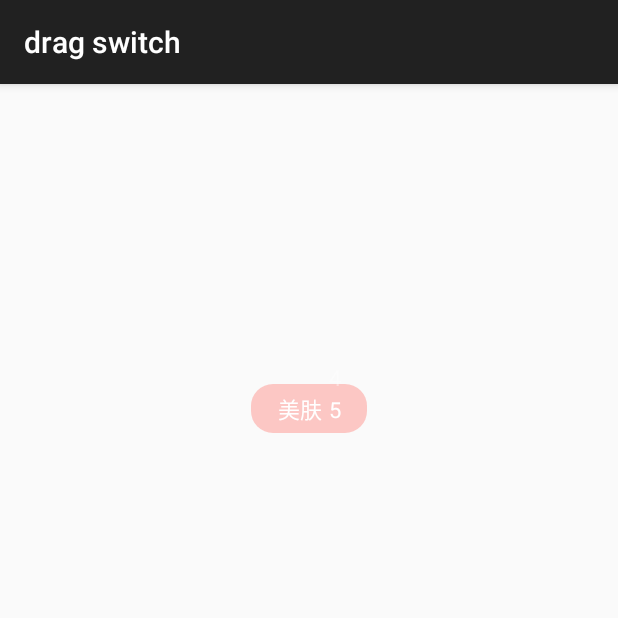
After one commit to pinguo-hexiaogang/Tint, an Android app: the DragSwitchActivity screen opened directly, with no data from a screen before it, on a phone screen of 412 x 824 dp, the top half of it. The commit adds this screen. Run offline under Robolectric (Android 15) with nearby library versions, the phone set to English and light mode, and no system bars; our stand-ins replace ButterKnife; libraries missing offline, so code that uses them is left out: com.orhanobut.logger; 1 statement that could not run was skipped.

Commit message:
drag widget

```diff
--- /dev/null
+++ b/app/src/main/java/com/okry/newstuff/ui/DragSwitchActivity.java
@@ -0,0 +1,22 @@
+package com.okry.newstuff.ui;
+
+import android.os.Bundle;
+import android.support.v7.app.AppCompatActivity;
+
+import com.okry.newstuff.R;
+
+import butterknife.ButterKnife;
+import butterknife.InjectView;
+
+public class DragSwitchActivity extends AppCompatActivity {
+    @InjectView(R.id.drag_view)
+    DragSwitchView mDragView;
+
+    @Override
+    protected void onCreate(Bundle savedInstanceState) {
+        super.onCreate(savedInstanceState);
+        setContentView(R.layout.activity_drag_switch);
+        ButterKnife.inject(this);
+        mDragView.setCurrentIndex(5);
+    }
+}
--- /dev/null
+++ b/app/src/main/java/com/okry/newstuff/ui/DragSwitchView.java
@@ -0,0 +1,270 @@
+package com.okry.newstuff.ui;
+
+import android.annotation.TargetApi;
+import android.content.Context;
+import android.graphics.Canvas;
+import android.graphics.Paint;
+import android.graphics.Point;
+import android.graphics.Rect;
+import android.graphics.RectF;
+import android.os.Build;
+import android.support.v4.view.GestureDetectorCompat;
+import android.util.AttributeSet;
+import android.util.SparseArray;
+import android.view.GestureDetector;
+import android.view.MotionEvent;
+import android.view.View;
+import android.widget.Scroller;
+
+import com.okry.newstuff.util.Util;
+import com.orhanobut.logger.Logger;
+
+import java.util.ArrayList;
+import java.util.Arrays;
+import java.util.List;
+
+/**
+ * Created by hexiaogang on 11/12/15.
+ */
+public class DragSwitchView extends View implements GestureDetector.OnGestureListener {
+    private String mTextStr;
+    private Paint mBackgroundPaint;
+    private Paint mTextPaint;
+    private int mBackgroundColor = 0x66ff7a73;
+    private int mTextColor = 0xffffffff;
+    private int mRoundRadius;
+
+    private int mInitX;
+    private int mInitY;
+    private int mPaddingTop;
+    private int mPaddingBottom;
+    private int mPaddingLeft;
+    private int mPaddingRight;
+    //文字和数字之间的space
+    private int mSpace;
+    //数字之间的间隔
+    private int mDigitalSpace;
+    private Rect mBackRect;
+    private Point mTextPoint;
+    private Point mDigitalPoint;
+    private Rect mDigitalRect;
+
+    private int mDeltaY = 0;
+    private int mMaxDeltaY;
+    private int mMinDeltaY;
+    private List<String> mItemList;
+    private Rect mTargetRect;
+    //保存每个item垂直中心点的值
+    private SparseArray<Integer> mCenterYMap = new SparseArray<>();
+
+    private GestureDetectorCompat mGestureDetector;
+    private Scroller mScroller;
+
+    public DragSwitchView(Context context) {
+        super(context);
+        init();
+    }
+
+    public DragSwitchView(Context context, AttributeSet attrs) {
+        super(context, attrs);
+        init();
+    }
+
+    public DragSwitchView(Context context, AttributeSet attrs, int defStyleAttr) {
+        super(context, attrs, defStyleAttr);
+        init();
+    }
+
+    @TargetApi(Build.VERSION_CODES.LOLLIPOP)
+    public DragSwitchView(Context context, AttributeSet attrs, int defStyleAttr, int defStyleRes) {
+        super(context, attrs, defStyleAttr, defStyleRes);
+        init();
+    }
+
+    private void init() {
+        mGestureDetector = new GestureDetectorCompat(getContext(), this);
+        mTextStr = "美肤";
+
+        mRoundRadius = Util.dpToPixel(getContext(), 15);
+        mPaddingTop = Util.dpToPixel(getContext(), 8);
+        mPaddingBottom = Util.dpToPixel(getContext(), 10);
+        mPaddingLeft = Util.dpToPixel(getContext(), 18);
+        mPaddingRight = Util.dpToPixel(getContext(), 18);
+        mSpace = Util.dpToPixel(getContext(), 4);
+        mDigitalSpace = Util.dpToPixel(getContext(), 10);
+
+        mBackgroundPaint = new Paint();
+        mBackgroundPaint.setColor(mBackgroundColor);
+        mBackgroundPaint.setAntiAlias(true);
+        mBackgroundPaint.setStyle(Paint.Style.FILL);
+
+        mTextPaint = new Paint();
+        mTextPaint.setColor(mTextColor);
+        mTextPaint.setAntiAlias(true);
+        mTextPaint.setTextSize(Util.dpToPixel(getContext(), 15));
+        String[] defaultStrs = {"1", "2", "3", "4", "5"};
+        mItemList = new ArrayList(Arrays.asList(defaultStrs));
+        mScroller = new Scroller(getContext());
+    }
+
+    private String getLongestItem() {
+        String longestStr = "";
+        for (String str : mItemList) {
+            if (str.length() >= longestStr.length()) {
+                longestStr = str;
+            }
+        }
+        return longestStr;
+    }
+
+    @Override
+    protected void onSizeChanged(int w, int h, int oldw, int oldh) {
+        super.onSizeChanged(w, h, oldw, oldh);
+        mInitX = w / 2;
+        mInitY = h / 4;
+
+        String textDraw = mTextStr + getLongestItem();
+        Rect textRect = new Rect();
+        mTextPaint.getTextBounds(textDraw, 0, textDraw.length(), textRect);
+
+        mDigitalRect = new Rect();
+        String digitalStr = getLongestItem();
+        mTextPaint.getTextBounds(digitalStr, 0, digitalStr.length(), mDigitalRect);
+
+        int totalWidth = mPaddingLeft + mPaddingRight + textRect.width() + mSpace;
+        int totalHeight = mPaddingTop + mPaddingBottom + textRect.height();
+        mBackRect = new Rect(mInitX - totalWidth / 2, mInitY, mInitX - totalWidth / 2 + totalWidth, mInitY + totalHeight);
+        mTextPoint = new Point(mBackRect.left + mPaddingLeft, mBackRect.bottom - mPaddingBottom);
+        mDigitalPoint = new Point(mBackRect.right - mPaddingRight - mDigitalRect.width(), mTextPoint.y);
+        mMaxDeltaY = 0;
+        mMinDeltaY = -(mDigitalSpace + mDigitalRect.height()) * (mItemList.size() - 1);
+        mTargetRect = new Rect(mDigitalPoint.x, mDigitalPoint.y - mDigitalRect.height(), mDigitalPoint.x + mDigitalRect.width(), mDigitalPoint.y);
+    }
+
+    public void setItemList(List<String> itemList) {
+        if (itemList == null || itemList.isEmpty()) {
+            return;
+        }
+        mItemList = itemList;
+        requestLayout();
+    }
+
+    public void setCurrentIndex(int currentIndex) {
+        if (currentIndex < 0) {
+            currentIndex = 0;
+        } else if (currentIndex > (mItemList.size() - 1)) {
+            currentIndex = mItemList.size() - 1;
+        }
+        Rect digitalRect = new Rect();
+        String digitalStr = getLongestItem();
+        mTextPaint.getTextBounds(digitalStr, 0, digitalStr.length(), digitalRect);
+        mDeltaY = -currentIndex * (digitalRect.height() + mDigitalSpace);
+    }
+
+    @Override
+    protected void onDraw(Canvas canvas) {
+        mCenterYMap.clear();
+        canvas.drawRoundRect(new RectF(mBackRect), mRoundRadius, mRoundRadius, mBackgroundPaint);
+        canvas.drawText(mTextStr, mTextPoint.x, mTextPoint.y, mTextPaint);
+        int digitalY = mDigitalPoint.y + mDeltaY;
+        int digitalX = mDigitalPoint.x;
+        for (int i = 0; i < mItemList.size(); i++) {
+            Rect digitalRect = new Rect(digitalX, digitalY - mDigitalRect.height(), digitalX + mDigitalRect.width(), digitalY);
+            mCenterYMap.put(i, (digitalRect.top + digitalRect.bottom) / 2);
+            /*
+             *设置字体透明度
+             * 1.字体全部在背景内，不透明
+             * 2.字体部分在背景内，半透明
+             * 3.字体全部在背景外，全透明
+             */
+            if (mBackRect.contains(digitalRect)) {
+                mTextPaint.setAlpha(255);
+                canvas.drawText(mItemList.get(i), digitalX, digitalY, mTextPaint);
+            } else if (mBackRect.contains(digitalRect.left, digitalRect.top) || mBackRect.contains(digitalRect.left, digitalRect.bottom)) {
+                mTextPaint.setAlpha(100);
+                canvas.drawText(mItemList.get(i), digitalX, digitalY, mTextPaint);
+            } else {
+                mTextPaint.setAlpha(0);
+                //在外面的就不画
+            }
+            digitalY += mDigitalRect.height() + mDigitalSpace;
+        }
+        mTextPaint.setAlpha(255);
+    }
+
+    @Override
+    public boolean onTouchEvent(MotionEvent event) {
+        boolean ret = mGestureDetector.onTouchEvent(event);
+        if (event.getAction() == MotionEvent.ACTION_UP) {
+            int scrollY = calculateScrollY();
+            Logger.d("Action_up,scrollY is:" + scrollY);
+            if (scrollY != 0) {
+                mScroller.startScroll(0, mDeltaY, 0, scrollY, 500);
+                invalidate();
+            }
+        }
+        return ret;
+    }
+
+    @Override
+    public void computeScroll() {
+        super.computeScroll();
+        Logger.d("computeScroll");
+        if (mScroller.computeScrollOffset()) {
+            mDeltaY = mScroller.getCurrY();
+            Logger.d("mDeltaY is:" + mDeltaY);
+            invalidate();
+        }
+    }
+
+    private int calculateScrollY() {
+        int targetCenterY = (mTargetRect.top + mTargetRect.bottom) / 2;
+        int minDelta = Integer.MAX_VALUE;
+        for (int i = 0; i < mItemList.size(); i++) {
+            int delta = targetCenterY - mCenterYMap.get(i);
+            if (Math.abs(minDelta) > Math.abs(delta)) {
+                minDelta = delta;
+            }
+        }
+        return minDelta;
+    }
+
+    @Override
+    public boolean onDown(MotionEvent e) {
+        return true;
+    }
+
+    @Override
+    public void onShowPress(MotionEvent e) {
+
+    }
+
+    @Override
+    public boolean onSingleTapUp(MotionEvent e) {
+        return false;
+    }
+
+    @Override
+    public boolean onScroll(MotionEvent e1, MotionEvent e2, float distanceX, float distanceY) {
+        //Logger.d("onScroll,distanceY:"+distanceY);
+        mDeltaY -= distanceY;
+        if (mDeltaY > mMaxDeltaY) {
+            mDeltaY = mMaxDeltaY;
+        }
+        if (mDeltaY < mMinDeltaY) {
+            mDeltaY = mMinDeltaY;
+        }
+        invalidate();
+        return true;
+    }
+
+    @Override
+    public void onLongPress(MotionEvent e) {
+
+    }
+
+    @Override
+    public boolean onFling(MotionEvent e1, MotionEvent e2, float velocityX, float velocityY) {
+        return false;
+    }
+}
--- /dev/null
+++ b/app/src/main/java/com/okry/newstuff/util/Util.java
@@ -0,0 +1,18 @@
+package com.okry.newstuff.util;
+
+import android.content.Context;
+import android.util.DisplayMetrics;
+import android.view.WindowManager;
+
+/**
+ * Created by hexiaogang on 11/13/15.
+ */
+public class Util {
+    public static int dpToPixel(Context context, int dp) {
+        DisplayMetrics metrics = new DisplayMetrics();
+        WindowManager wm = (WindowManager) context.getSystemService(Context.WINDOW_SERVICE);
+        wm.getDefaultDisplay().getMetrics(metrics);
+        float density = metrics.density;
+        return (int) (density * dp);
+    }
+}
--- /dev/null
+++ b/app/src/main/res/drawable/settings_item_click_selector.xml
@@ -0,0 +1,6 @@
+<?xml version="1.0" encoding="utf-8"?>
+<selector xmlns:android="http://schemas.android.com/apk/res/android">
+    <item android:drawable="@color/light_common_high_light" android:state_pressed="true" />
+    <item android:drawable="@color/light_common_high_light" android:state_pressed="true" android:state_selected="false" />
+    <item android:drawable="@color/light_common_bg" />
+</selector>
--- /dev/null
+++ b/app/src/main/res/layout/activity_drag_switch.xml
@@ -0,0 +1,17 @@
+<?xml version="1.0" encoding="utf-8"?>
+<RelativeLayout xmlns:android="http://schemas.android.com/apk/res/android"
+    xmlns:tools="http://schemas.android.com/tools"
+    android:layout_width="match_parent"
+    android:layout_height="match_parent"
+    android:paddingBottom="@dimen/activity_vertical_margin"
+    android:paddingLeft="@dimen/activity_horizontal_margin"
+    android:paddingRight="@dimen/activity_horizontal_margin"
+    android:paddingTop="@dimen/activity_vertical_margin"
+    tools:context="com.okry.newstuff.ui.DragSwitchActivity">
+
+    <com.okry.newstuff.ui.DragSwitchView
+        android:id="@+id/drag_view"
+        android:layout_width="match_parent"
+        android:layout_height="match_parent" />
+
+</RelativeLayout>
--- a/app/src/main/res/values/styles.xml
+++ b/app/src/main/res/values/styles.xml
@@ -5,4 +5,7 @@
         <!-- Customize your theme here. -->
     </style>
 
+    <style name="Theme.MyTheme" parent="Theme.AppCompat.Light.NoActionBar">
+
+    </style>
 </resources>
```
Also changed, not shown: app/src/main/AndroidManifest.xml (+28 -0 lines), app/src/main/java/com/okry/newstuff/ui/RippleActivity.java (added, +30 -0 lines), app/src/main/java/com/okry/newstuff/ui/ToolBarActivity.java (added, +33 -0 lines), app/src/main/res/drawable-v21/settings_item_click_selector.xml (added, +7 -0 lines), app/src/main/res/layout/activity_ripple.xml (added, +34 -0 lines), app/src/main/res/layout/activity_tool_bar.xml (added, +20 -0 lines), app/src/main/res/values/colors.xml (added, +8 -0 lines), app/src/main/res/drawable-xhdpi/ic_arrow_back_black.png (added).
